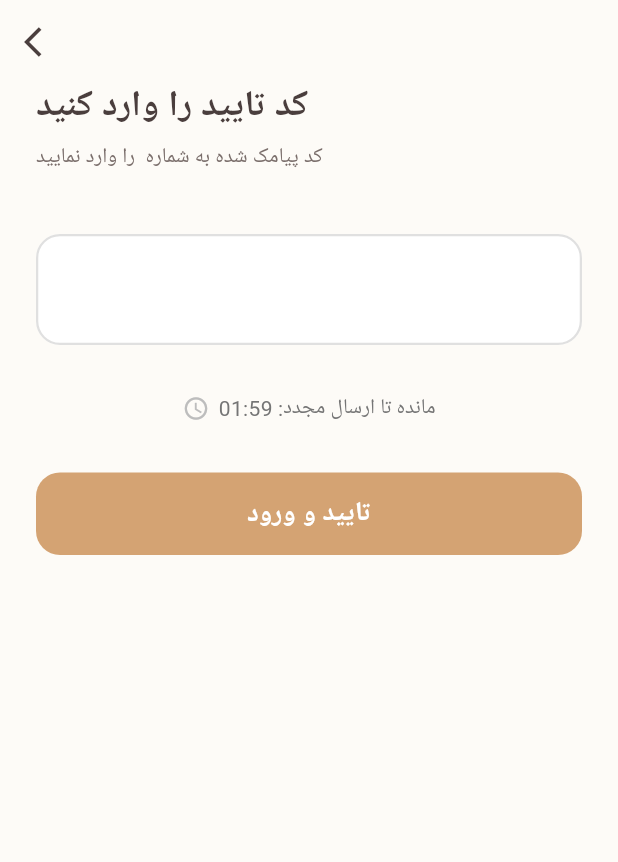
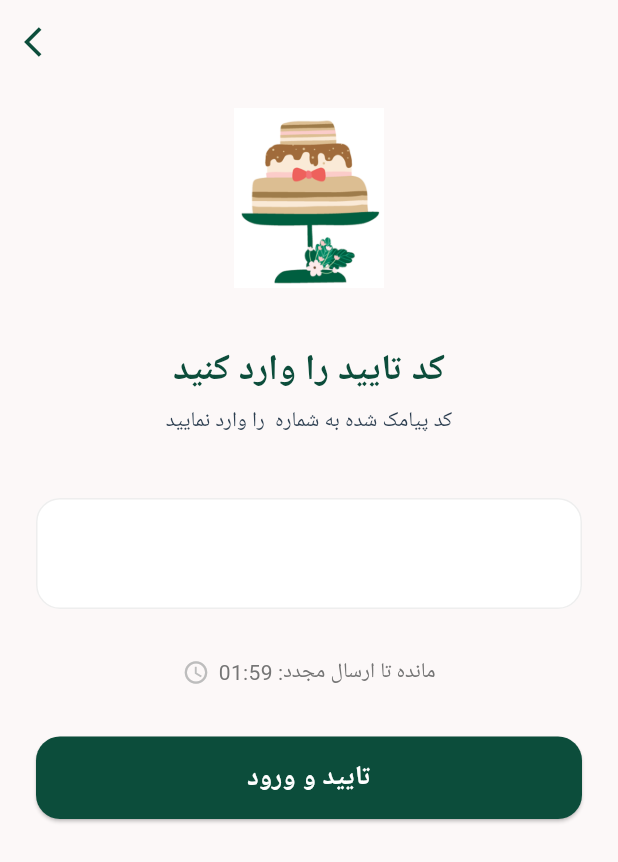
Before and after one commit to muhammad-farhadi/RoyalCake-FrontEnd, a Flutter app: the OtpPage screen opened directly with empty values, on a phone screen of 412 x 824 dp. Shown: the top 862 px of the screen. Run offline on Flutter 3.47's test engine with Material 3 defaults, Android fonts, the phone set to English and light mode, and no system bars; our stand-ins replace chewie, dio, file_picker, flutter_riverpod, shared_preferences, video_player; missing offline and left inert: screen_protector; accounts and stored records are empty; network calls fail; Roboto replaces fonts that are missing (Samim).

Commit message:
fix colors in OTP page and remove something in Dashboard

```diff
--- a/lib/features/auth/presentation/pages/otp_page.dart
+++ b/lib/features/auth/presentation/pages/otp_page.dart
@@ -28,7 +28,7 @@ class _OtpPageState extends ConsumerState<OtpPage> {
 
   @override
   void dispose() {
-    _timer?.cancel(); // حل مشکل Memory Leak به صورت قطعی
+    _timer?.cancel();
     _otpController.dispose();
     super.dispose();
   }
@@ -108,30 +108,52 @@ class _OtpPageState extends ConsumerState<OtpPage> {
   Widget build(BuildContext context) {
     final authState = ref.watch(authProvider);
     final theme = Theme.of(context);
+
     return Scaffold(
+      backgroundColor: const Color(0xfffcf8f8), // رنگ پس‌زمینه لایت اپ
       appBar: AppBar(
         leading: IconButton(
           icon: const Icon(Icons.arrow_back_ios),
+          color: const Color(0xff0c4d3b), // هماهنگی رنگ دکمه بازگشت
           onPressed: () => Navigator.pop(context),
         ),
         backgroundColor: Colors.transparent,
+        elevation: 0,
       ),
       body: SafeArea(
-        child: Padding(
+        child: SingleChildScrollView(
           padding: const EdgeInsets.symmetric(horizontal: 24.0),
           child: Column(
-            crossAxisAlignment: CrossAxisAlignment.start,
+            crossAxisAlignment: CrossAxisAlignment.center,
+            // وسط‌چین شدن عمودی تمامی المان‌ها
             children: [
-              Text(
-                'کد تایید را وارد کنید',
-                style: theme.textTheme.headlineLarge,
+              const SizedBox(height: 16),
+              Center(child: Image.asset('assets/images/logo.png', height: 120)),
+              const SizedBox(height: 40),
+
+              Center(
+                child: Text(
+                  'کد تایید را وارد کنید',
+                  textAlign: TextAlign.center,
+                  style: theme.textTheme.headlineLarge?.copyWith(
+                    color: const Color(0xff0c4d3b), // رنگ سبز تیره تم
+                    fontWeight: FontWeight.bold,
+                  ),
+                ),
               ),
               const SizedBox(height: 8),
-              Text(
-                'کد پیامک شده به شماره ${widget.phoneNumber} را وارد نمایید',
-                style: theme.textTheme.bodyMedium,
+              Center(
+                child: Text(
+                  'کد پیامک شده به شماره ${widget.phoneNumber} را وارد نمایید',
+                  textAlign: TextAlign.center,
+                  style: theme.textTheme.bodyMedium?.copyWith(
+                    color: const Color(0xff2c3e50), // رنگ متن تیره تم
+                  ),
+                ),
               ),
               const SizedBox(height: 40),
+
+              // فیلد اختصاصی وارد کردن کد OTP
               TextField(
                 controller: _otpController,
                 keyboardType: TextInputType.number,
@@ -140,6 +162,7 @@ class _OtpPageState extends ConsumerState<OtpPage> {
                   fontSize: 28,
                   letterSpacing: 16.0,
                   fontWeight: FontWeight.bold,
+                  color: Color(0xff0c4d3b),
                 ),
                 maxLength: 6,
                 decoration: InputDecoration(
@@ -148,15 +171,12 @@ class _OtpPageState extends ConsumerState<OtpPage> {
                   counterText: "",
                   enabledBorder: OutlineInputBorder(
                     borderRadius: BorderRadius.circular(16),
-                    borderSide: BorderSide(
-                      color: Colors.grey.shade300,
-                      width: 1.5,
-                    ),
+                    borderSide: BorderSide(color: Colors.grey.shade200),
                   ),
                   focusedBorder: OutlineInputBorder(
                     borderRadius: BorderRadius.circular(16),
-                    borderSide: BorderSide(
-                      color: theme.colorScheme.primary,
+                    borderSide: const BorderSide(
+                      color: Color(0xff0c4d3b), // بوردر سبز در فوکوس
                       width: 2,
                     ),
                   ),
@@ -166,18 +186,21 @@ class _OtpPageState extends ConsumerState<OtpPage> {
                 },
               ),
               const SizedBox(height: 32),
+
+              // بخش تایمر و ارسال مجدد کد
               Center(
                 child: _canResend
                     ? TextButton.icon(
                         onPressed: authState.isLoading ? null : _resendCode,
-                        icon: Icon(
+                        icon: const Icon(
                           Icons.refresh,
-                          color: theme.colorScheme.primary,
+                          color: Color(0xfffc94a1), // رنگ صورتی تم (Accent)
                           size: 20,
                         ),
                         label: const Text(
                           'ارسال مجدد کد تایید',
                           style: TextStyle(
+                            color: Color(0xfffc94a1), // رنگ صورتی تم (Accent)
                             fontWeight: FontWeight.bold,
                             fontSize: 15,
                           ),
@@ -203,18 +226,20 @@ class _OtpPageState extends ConsumerState<OtpPage> {
                       ),
               ),
               const SizedBox(height: 32),
+
+              // دکمه اصلی تایید و ورود
               SizedBox(
                 width: double.infinity,
                 height: 55,
                 child: ElevatedButton(
                   onPressed: authState.isLoading ? null : _verifyCode,
                   style: ElevatedButton.styleFrom(
-                    backgroundColor: theme.colorScheme.primary,
+                    backgroundColor: const Color(0xff0c4d3b), // رنگ سبز اصلی
                     foregroundColor: Colors.white,
                     shape: RoundedRectangleBorder(
                       borderRadius: BorderRadius.circular(16),
                     ),
-                    elevation: 0,
+                    elevation: 1,
                   ),
                   child: authState.isLoading
                       ? const SizedBox(
@@ -234,6 +259,7 @@ class _OtpPageState extends ConsumerState<OtpPage> {
                         ),
                 ),
               ),
+              const SizedBox(height: 24),
             ],
           ),
         ),
--- a/lib/features/home/presentation/pages/dashboard_view.dart
+++ b/lib/features/home/presentation/pages/dashboard_view.dart
@@ -56,10 +56,6 @@ class DashboardView extends ConsumerWidget {
                 FeatureItem(
                   icon: Icons.support_agent_rounded,
                   title: 'پشتیبانی دائمی',
-                ),
-                FeatureItem(
-                  icon: Icons.workspace_premium_outlined,
-                  title: 'اساتید مجرب',
                 ),
               ],
             ),
```
